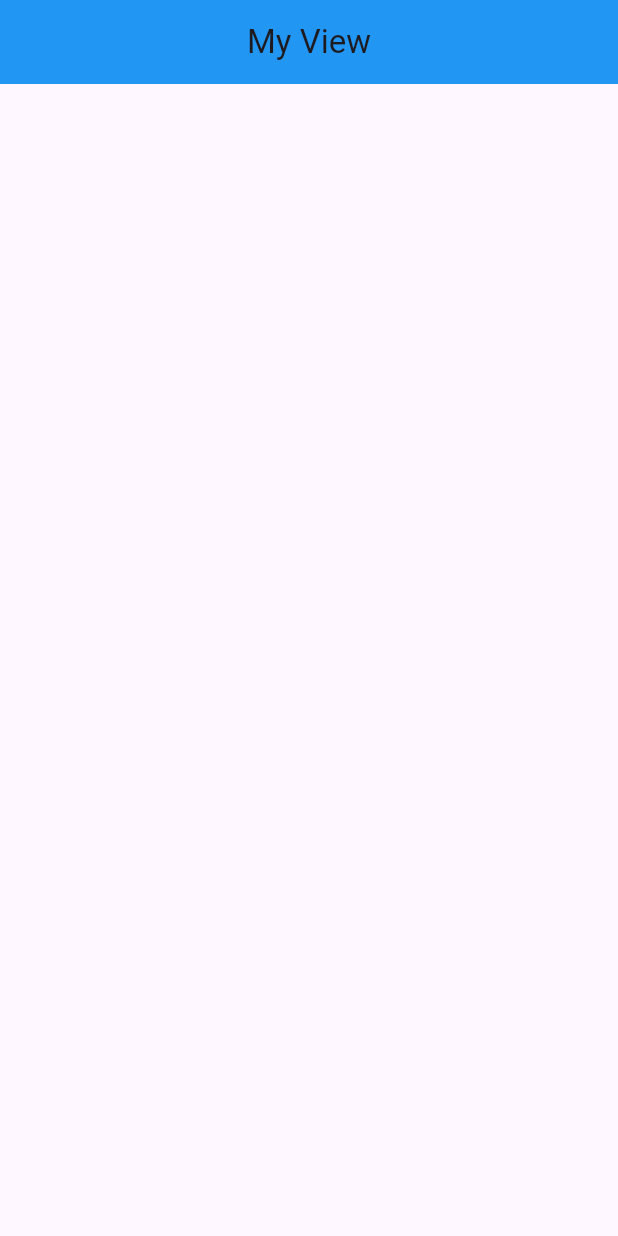
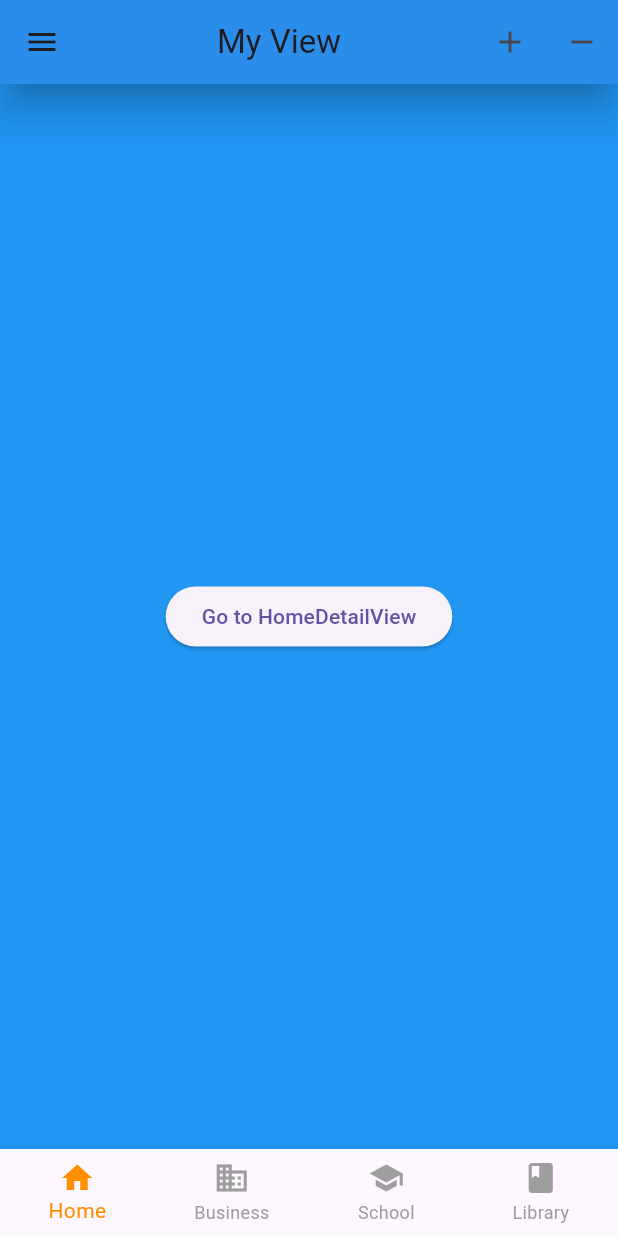
Before and after one commit to Wenomancer/SistersLab-Week-2.1, a Flutter app: the screen it shows after launch, on a phone screen of 412 x 824 dp. Run offline on Flutter 3.47's test engine with Material 3 defaults, Android fonts, the phone set to English and light mode, and no system bars.

Commit message:
-Bottom nav pages created. -Bottom nav pages' detal pages created. -Components refactored.

```diff
--- /dev/null
+++ b/lib/component/CustomAppBar.dart
@@ -0,0 +1,47 @@
+import 'package:flutter/material.dart';
+
+class CustomAppBar extends StatelessWidget implements PreferredSizeWidget {
+  final void Function() menuButtonOnPressed;
+  final void Function() addButtonOnPressed;
+  final void Function() removeButtonOnPressed;
+
+  const CustomAppBar({
+    super.key,
+    required this.menuButtonOnPressed,
+    required this.addButtonOnPressed,
+    required this.removeButtonOnPressed,
+  });
+
+  @override
+  Widget build(BuildContext context) {
+    return AppBar(
+      elevation: 10,
+      shadowColor: Colors.black,
+      backgroundColor: Colors.blue,
+      leading: IconButton(
+        icon: const Icon(Icons.menu),
+        onPressed: () {
+          menuButtonOnPressed();
+        },
+      ),
+      actions: [
+        IconButton(
+          icon: const Icon(Icons.add),
+          onPressed: () {
+            addButtonOnPressed();
+          },
+        ),
+        IconButton(
+          icon: const Icon(Icons.remove),
+          onPressed: () {
+            removeButtonOnPressed();
+          },
+        ),
+      ],
+      title: const Center(child: Text('My View')),
+    );
+  }
+
+  @override
+  Size get preferredSize => const Size.fromHeight(kToolbarHeight);
+}
--- /dev/null
+++ b/lib/component/CustomBottomNavBar.dart
@@ -0,0 +1,49 @@
+import 'package:flutter/material.dart';
+
+class CustomBottomNavBar extends StatefulWidget {
+
+  final void Function(int) bottomNavBarCallback;
+  const CustomBottomNavBar({super.key, required this.bottomNavBarCallback });
+
+  @override
+  State<CustomBottomNavBar> createState() => _CustomBottomNavBarState();
+}
+
+class _CustomBottomNavBarState extends State<CustomBottomNavBar> {
+
+  int index = 0;
+
+  @override
+  Widget build(BuildContext context) {
+    return BottomNavigationBar(
+      unselectedItemColor: Colors.grey,
+      type: BottomNavigationBarType.fixed,
+      currentIndex: index,
+      items: const [
+        BottomNavigationBarItem(
+          icon: Icon(Icons.home),
+          label: 'Home',
+        ),
+        BottomNavigationBarItem(
+          icon: Icon(Icons.business),
+          label: 'Business',
+        ),
+        BottomNavigationBarItem(
+          icon: Icon(Icons.school),
+          label: 'School',
+        ),
+        BottomNavigationBarItem(
+          icon: Icon(Icons.book),
+          label: 'Library',
+        ),
+      ],
+      selectedItemColor: Colors.amber[800],
+      onTap: (int i) {
+        setState(() {
+          index = i;
+        });
+        widget.bottomNavBarCallback(index);
+      },
+    );
+  }
+}
--- a/lib/main.dart
+++ b/lib/main.dart
@@ -1,4 +1,10 @@
 import 'package:flutter/material.dart';
+import 'package:sisterslabsecond/component/CustomAppBar.dart';
+import 'package:sisterslabsecond/component/CustomBottomNavBar.dart';
+import 'package:sisterslabsecond/view/bottom_nav_pages/BusinessView.dart';
+import 'package:sisterslabsecond/view/bottom_nav_pages/HomeView.dart';
+import 'package:sisterslabsecond/view/bottom_nav_pages/LibraryView.dart';
+import 'package:sisterslabsecond/view/bottom_nav_pages/SchoolView.dart';
 
 void main() {
   runApp(MyView());
@@ -14,15 +20,33 @@ class MyView extends StatefulWidget {
 }
 
 class _MyViewState extends State<MyView> {
+  int pageIndex = 0;
+
+  List bottomNavBarViews = [
+    HomeView(),
+    BusinessView(),
+    SchoolView(),
+    LibraryView(),
+  ];
+
   @override
   Widget build(BuildContext context) {
     return MaterialApp(
+      debugShowCheckedModeBanner: false,
       home: Scaffold(
-        appBar: AppBar(
-          backgroundColor: Colors.blue,
-          title: const Center(child: Text('My View')),
+        appBar: CustomAppBar(
+          addButtonOnPressed: () {},
+          removeButtonOnPressed: () {},
+          menuButtonOnPressed: () {},
         ),
-        body: Container(),
+        body: bottomNavBarViews[pageIndex],
+        bottomNavigationBar: CustomBottomNavBar(
+          bottomNavBarCallback: (index) {
+            setState(() {
+              pageIndex = index;
+            });
+          },
+        ),
       ),
     );
   }
--- /dev/null
+++ b/lib/view/bottom_nav_pages/HomeView.dart
@@ -0,0 +1,24 @@
+import 'package:flutter/material.dart';
+import 'package:sisterslabsecond/view/detail_views/HomeDetailView.dart';
+
+class HomeView extends StatelessWidget {
+  const HomeView({super.key});
+
+  @override
+  Widget build(BuildContext context) {
+    return Container(
+      color: Colors.blue,
+      child: Center(
+        child: ElevatedButton(
+          onPressed: () {
+            Navigator.push(
+              context,
+              MaterialPageRoute(builder: (context) => const HomeDetailView()),
+            );
+          },
+          child: const Text('Go to HomeDetailView'),
+        ),
+      ),
+    );
+  }
+}
--- /dev/null
+++ b/lib/view/detail_views/HomeDetailView.dart
@@ -0,0 +1,42 @@
+import 'package:flutter/material.dart';
+
+class HomeDetailView extends StatefulWidget {
+  const HomeDetailView({super.key});
+
+  @override
+  State<HomeDetailView> createState() => _HomeDetailViewState();
+}
+
+class _HomeDetailViewState extends State<HomeDetailView> {
+
+
+  @override
+  void initState() {
+    super.initState();
+    print("xxxxxxx i am initialized");
+  }
+
+  @override
+  void dispose() {
+    super.dispose();
+    print("xxxxxxx i am disposed");
+  }
+
+  @override
+  Widget build(BuildContext context) {
+    return Scaffold(
+      appBar: AppBar(
+        leading: IconButton(
+          icon: const Icon(Icons.arrow_back),
+          onPressed: () {
+            Navigator.pop(context);
+          },
+        ),
+        title: const Text('Home Detail View'),
+      ),
+      body: const Center(
+        child: Text('Home Detail View'),
+      ),
+    );
+  }
+}
```
Also changed, not shown: lib/view/bottom_nav_pages/BusinessView.dart (added, +24 -0 lines), lib/view/bottom_nav_pages/LibraryView.dart (added, +24 -0 lines), lib/view/bottom_nav_pages/SchoolView.dart (added, +24 -0 lines), lib/view/detail_views/BusinessDetailView.dart (added, +12 -0 lines), lib/view/detail_views/LibraryDetailView.dart (added, +12 -0 lines), lib/view/detail_views/SchoolDetailView.dart (added, +12 -0 lines).
